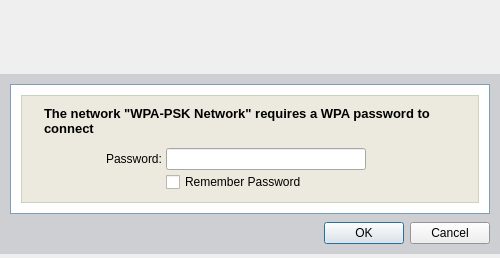
This is xsupplicant-ui/Skins/Default/PSKWindow.ui in Zero3K/xsupplicant as Qt 5 draws it before an edit. The edited form follows.
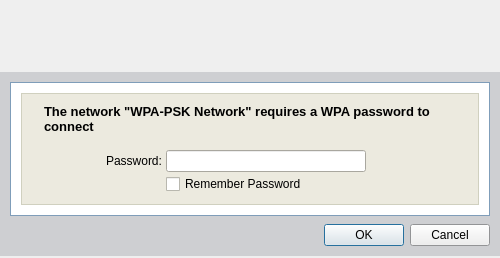
This is the edited form. Icons and pictures are not drawn.

Commit message: fix cosmetic bug with password window text field shrinking

```diff
--- a/xsupplicant-ui/Skins/Default/PSKWindow.ui
+++ b/xsupplicant-ui/Skins/Default/PSKWindow.ui
@@ -515,6 +515,18 @@
                </property>
                <item>
                 <widget class="QLabel" name="labelDialogMsg" >
+                 <property name="sizePolicy" >
+                  <sizepolicy vsizetype="Fixed" hsizetype="Preferred" >
+                   <horstretch>0</horstretch>
+                   <verstretch>0</verstretch>
+                  </sizepolicy>
+                 </property>
+                 <property name="minimumSize" >
+                  <size>
+                   <width>0</width>
+                   <height>34</height>
+                  </size>
+                 </property>
                  <property name="palette" >
                   <palette>
                    <active>
```
The commit also changes 1 other file.
